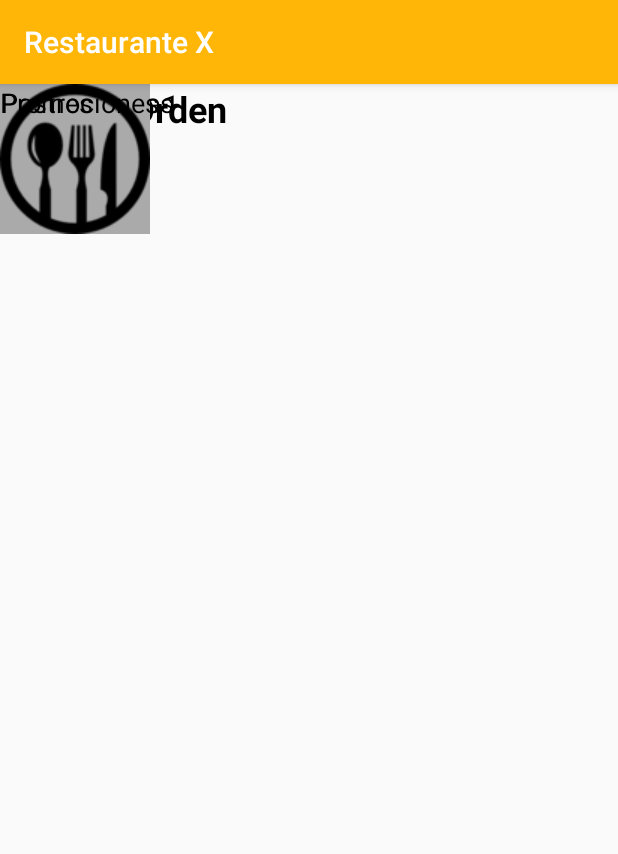
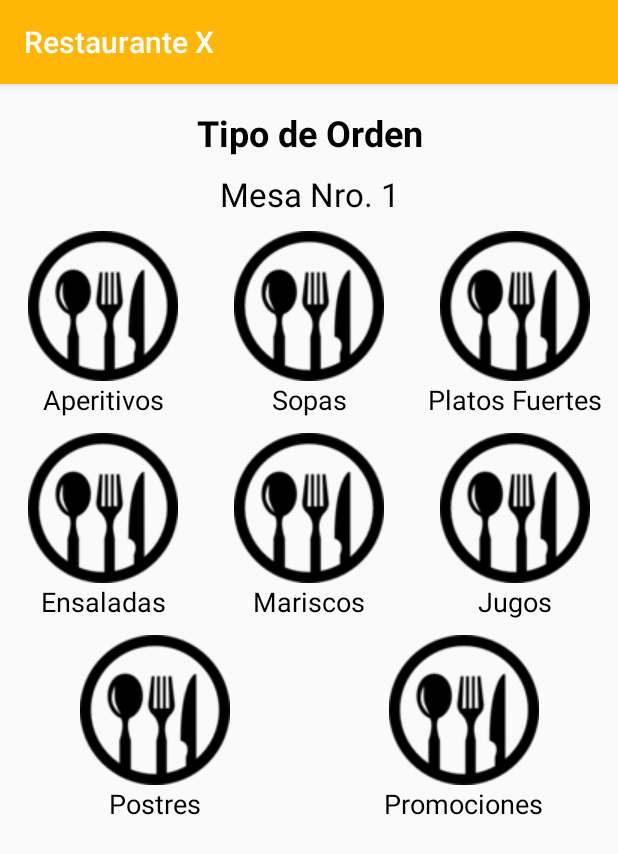
Before and after one commit to Alex-Xavier99/SGO_Mesero, an Android app: the ActivityIngresarDatosFact screen opened directly, with no data from a screen before it, after a tap on "INGRESAR ORDEN", on a phone screen of 412 x 824 dp. Shown: the top 854 px of the screen. Run offline under Robolectric (Android 15) with nearby library versions, the phone set to English and light mode, and no system bars.

Commit message:
Se crearon las activitys de mesa, tipo de orden

```diff
--- a/app/src/main/java/com/example/sgomesero/ActivityIngresarDatosFact.java
+++ b/app/src/main/java/com/example/sgomesero/ActivityIngresarDatosFact.java
@@ -19,23 +19,25 @@ public class ActivityIngresarDatosFact extends AppCompatActivity {
         super.onCreate(savedInstanceState);
         setContentView(R.layout.activity_ingresar_datos_fact);
 
-        subtitle = (TextView)findViewById(R.id.txtview_nromesa);
-        razonsocial = (EditText)findViewById(R.id.txt_razonsocial);
-        cedula = (EditText)findViewById(R.id.txt_cedula);
-        direccion = (EditText)findViewById(R.id.txt_direccion);
-        telefono = (EditText)findViewById(R.id.txt_telefono);
-        correo = (EditText)findViewById(R.id.txt_correo);
+        subtitle = (TextView)findViewById(R.id.txtview_nromesa);//Subtitulo de la activity
+        razonsocial = (EditText)findViewById(R.id.txt_razonsocial);//Servira para ingresar leer los datos de razon social
+        cedula = (EditText)findViewById(R.id.txt_cedula);//Servira para leer el dato de cedula
+        direccion = (EditText)findViewById(R.id.txt_direccion);//Servira para leer los datos ingresados de la direccion
+        telefono = (EditText)findViewById(R.id.txt_telefono);//Servira para leer los datos del telefono
+        correo = (EditText)findViewById(R.id.txt_correo);//Servira para leer los datos del correo
 
         subti = getIntent().getStringExtra("m1");
         subtitle.setText(subti);
     }
 
+    //Metodo para ingresar las ordenes
     public void IngresarOrden(View view){
         Intent orden = new Intent(this,ActivityTipoOrden.class);
-        orden.putExtra("m1",subti);
+        orden.putExtra("m1",subti);//Se envia el nombre de la mesa a la siguiente activity
         startActivity(orden);
         finish();
     }
+    //Metodo en el caso de aplastar en el boton de regreso
     @Override
     public  void onBackPressed(){
         Intent principal = new Intent(this,MainActivity.class);
--- a/app/src/main/res/layout/activity_tipo_orden.xml
+++ b/app/src/main/res/layout/activity_tipo_orden.xml
@@ -13,12 +13,15 @@
         android:layout_alignParentTop="true"
         android:layout_alignParentEnd="false"
         android:layout_centerHorizontal="true"
-        android:layout_marginTop="24dp"
+        android:layout_marginTop="16dp"
         android:gravity="center"
         android:text="@string/txt_title3"
         android:textColor="@android:color/black"
         android:textSize="24sp"
-        android:textStyle="bold" />
+        android:textStyle="bold"
+        app:layout_constraintEnd_toEndOf="parent"
+        app:layout_constraintStart_toStartOf="parent"
+        app:layout_constraintTop_toTopOf="parent" />
 
     <TextView
         android:id="@+id/txtview_subtitle"
@@ -26,21 +29,30 @@
         android:layout_height="wrap_content"
         android:layout_alignParentTop="true"
         android:layout_centerHorizontal="true"
-        android:layout_marginTop="60dp"
+        android:layout_marginTop="10dp"
         android:gravity="center"
         android:text="@string/txt_subtitle"
         android:textColor="@android:color/black"
-        android:textSize="22sp" />
+        android:textSize="22sp"
+        app:layout_constraintEnd_toEndOf="parent"
+        app:layout_constraintStart_toStartOf="parent"
+        app:layout_constraintTop_toBottomOf="@+id/txtview_title" />
+
+    <TableRow
+        android:id="@+id/tableRow4"
+        android:layout_width="0dp"
+        android:layout_height="wrap_content"
+        android:layout_marginTop="10dp"
+        app:layout_constraintEnd_toEndOf="parent"
+        app:layout_constraintStart_toStartOf="parent"
+        app:layout_constraintTop_toBottomOf="@+id/txtview_subtitle">
 
         <ImageButton
             android:id="@+id/img_aperitivo"
             android:layout_width="100dp"
-        android:layout_height="100dp"
-        android:layout_alignParentStart="true"
-        android:layout_alignParentTop="true"
-        android:layout_marginStart="19dp"
-        android:layout_marginTop="102dp"
-        android:background="@android:color/darker_gray"
+            android:layout_height="wrap_content"
+            android:layout_weight="1"
+            android:background="@android:color/transparent"
             android:contentDescription="@string/txt_aperitivos"
             app:srcCompat="@drawable/dishuno" />
 
@@ -48,10 +60,8 @@
             android:id="@+id/img_sopa"
             android:layout_width="100dp"
             android:layout_height="100dp"
-        android:layout_alignParentTop="true"
-        android:layout_centerHorizontal="true"
-        android:layout_marginTop="102dp"
-        android:background="@android:color/darker_gray"
+            android:layout_weight="1"
+            android:background="@android:color/transparent"
             android:contentDescription="@string/txt_sopas"
             app:srcCompat="@drawable/dishuno" />
 
@@ -59,22 +69,28 @@
             android:id="@+id/img_fuerte"
             android:layout_width="100dp"
             android:layout_height="100dp"
-        android:layout_alignParentTop="true"
-        android:layout_alignParentEnd="true"
-        android:layout_marginTop="102dp"
-        android:layout_marginEnd="19dp"
-        android:background="@android:color/darker_gray"
+            android:layout_weight="1"
+            android:background="@android:color/transparent"
             android:contentDescription="@string/txt_plfuertes"
             app:srcCompat="@drawable/dishuno" />
 
+    </TableRow>
+
+    <TableRow
+        android:id="@+id/tableRow2"
+        android:layout_width="0dp"
+        android:layout_height="wrap_content"
+        android:orientation="horizontal"
+        app:layout_constraintEnd_toEndOf="parent"
+        app:layout_constraintHorizontal_bias="0.493"
+        app:layout_constraintStart_toStartOf="parent"
+        app:layout_constraintTop_toBottomOf="@+id/tableRow4">
+
         <TextView
             android:id="@+id/txtview_apert"
-        android:layout_width="wrap_content"
+            android:layout_width="0dp"
             android:layout_height="wrap_content"
-        android:layout_alignParentStart="true"
-        android:layout_alignParentTop="true"
-        android:layout_marginStart="28dp"
-        android:layout_marginTop="205dp"
+            android:layout_weight="1"
             android:gravity="center"
             android:text="@string/txt_aperitivos"
             android:textColor="@android:color/black"
@@ -82,11 +98,9 @@
 
         <TextView
             android:id="@+id/txtview_sopa"
-        android:layout_width="wrap_content"
+            android:layout_width="0dp"
             android:layout_height="wrap_content"
-        android:layout_alignParentTop="true"
-        android:layout_centerHorizontal="true"
-        android:layout_marginTop="205dp"
+            android:layout_weight="1"
             android:gravity="center"
             android:text="@string/txt_sopas"
             android:textColor="@android:color/black"
@@ -94,26 +108,31 @@
 
         <TextView
             android:id="@+id/txtview_fuertes"
-        android:layout_width="wrap_content"
+            android:layout_width="0dp"
             android:layout_height="wrap_content"
-        android:layout_alignParentTop="true"
-        android:layout_alignParentEnd="true"
-        android:layout_marginTop="205dp"
-        android:layout_marginEnd="10dp"
+            android:layout_weight="1"
             android:gravity="center"
             android:text="@string/txt_plfuertes"
             android:textColor="@android:color/black"
             android:textSize="18sp" />
 
+    </TableRow>
+
+    <TableRow
+        android:id="@+id/tableRow6"
+        android:layout_width="0dp"
+        android:layout_height="wrap_content"
+        android:layout_marginTop="10dp"
+        app:layout_constraintEnd_toEndOf="parent"
+        app:layout_constraintStart_toStartOf="parent"
+        app:layout_constraintTop_toBottomOf="@+id/tableRow2">
+
         <ImageButton
             android:id="@+id/img_ensalada"
             android:layout_width="100dp"
             android:layout_height="100dp"
-        android:layout_alignParentStart="true"
-        android:layout_alignParentTop="true"
-        android:layout_marginStart="19dp"
-        android:layout_marginTop="245dp"
-        android:background="@android:color/darker_gray"
+            android:layout_weight="1"
+            android:background="@android:color/transparent"
             android:contentDescription="@string/txt_ensalada"
             app:srcCompat="@drawable/dishuno" />
 
@@ -121,10 +140,8 @@
             android:id="@+id/img_marisco"
             android:layout_width="100dp"
             android:layout_height="100dp"
-        android:layout_alignParentTop="true"
-        android:layout_centerHorizontal="true"
-        android:layout_marginTop="245dp"
-        android:background="@android:color/darker_gray"
+            android:layout_weight="1"
+            android:background="@android:color/transparent"
             android:contentDescription="@string/txt_mariscos"
             app:srcCompat="@drawable/dishuno" />
 
@@ -132,22 +149,26 @@
             android:id="@+id/img_jugo"
             android:layout_width="100dp"
             android:layout_height="100dp"
-        android:layout_alignParentTop="true"
-        android:layout_alignParentEnd="true"
-        android:layout_marginTop="245dp"
-        android:layout_marginEnd="19dp"
-        android:background="@android:color/darker_gray"
+            android:layout_weight="1"
+            android:background="@android:color/transparent"
             android:contentDescription="@string/txt_jugos"
             app:srcCompat="@drawable/dishuno" />
 
+    </TableRow>
+
+    <TableRow
+        android:id="@+id/tableRow7"
+        android:layout_width="0dp"
+        android:layout_height="wrap_content"
+        app:layout_constraintEnd_toEndOf="parent"
+        app:layout_constraintStart_toStartOf="parent"
+        app:layout_constraintTop_toBottomOf="@+id/tableRow6">
+
         <TextView
             android:id="@+id/txtview_ensalada"
-        android:layout_width="wrap_content"
+            android:layout_width="0dp"
             android:layout_height="wrap_content"
-        android:layout_alignParentStart="true"
-        android:layout_alignParentTop="true"
-        android:layout_marginStart="28dp"
-        android:layout_marginTop="345dp"
+            android:layout_weight="1"
             android:gravity="center"
             android:text="@string/txt_ensalada"
             android:textColor="@android:color/black"
@@ -155,11 +176,9 @@
 
         <TextView
             android:id="@+id/txtview_marisco"
-        android:layout_width="wrap_content"
+            android:layout_width="0dp"
             android:layout_height="wrap_content"
-        android:layout_alignParentTop="true"
-        android:layout_centerHorizontal="true"
-        android:layout_marginTop="345dp"
+            android:layout_weight="1"
             android:gravity="center"
             android:text="@string/txt_mariscos"
             android:textColor="@android:color/black"
@@ -167,26 +186,32 @@
 
         <TextView
             android:id="@+id/txtview_jugo"
-        android:layout_width="wrap_content"
+            android:layout_width="0dp"
             android:layout_height="wrap_content"
-        android:layout_alignParentTop="true"
-        android:layout_alignParentEnd="true"
-        android:layout_marginTop="345dp"
-        android:layout_marginEnd="45dp"
+            android:layout_weight="1"
             android:gravity="center"
             android:text="@string/txt_jugos"
             android:textColor="@android:color/black"
             android:textSize="18sp" />
 
+    </TableRow>
+
+    <TableRow
+        android:id="@+id/tableRow3"
+        android:layout_width="0dp"
+        android:layout_height="wrap_content"
+        android:layout_marginTop="10dp"
+        android:orientation="horizontal"
+        app:layout_constraintEnd_toEndOf="parent"
+        app:layout_constraintStart_toStartOf="parent"
+        app:layout_constraintTop_toBottomOf="@+id/tableRow7">
+
         <ImageButton
             android:id="@+id/img_postre"
             android:layout_width="100dp"
             android:layout_height="100dp"
-        android:layout_alignParentStart="true"
-        android:layout_alignParentTop="true"
-        android:layout_marginStart="19dp"
-        android:layout_marginTop="385dp"
-        android:background="@android:color/darker_gray"
+            android:layout_weight="1"
+            android:background="@android:color/transparent"
             android:contentDescription="@string/txt_postres"
             app:srcCompat="@drawable/dishuno" />
 
@@ -194,21 +219,27 @@
             android:id="@+id/img_promo"
             android:layout_width="100dp"
             android:layout_height="100dp"
-        android:layout_alignParentTop="true"
-        android:layout_centerHorizontal="true"
-        android:layout_marginTop="385dp"
-        android:background="@android:color/darker_gray"
+            android:layout_weight="1"
+            android:background="@android:color/transparent"
             android:contentDescription="@string/txt_promociones"
             app:srcCompat="@drawable/dishuno" />
 
+    </TableRow>
+
+    <TableRow
+        android:id="@+id/tableRow5"
+        android:layout_width="0dp"
+        android:layout_height="wrap_content"
+        android:orientation="horizontal"
+        app:layout_constraintEnd_toEndOf="parent"
+        app:layout_constraintStart_toStartOf="parent"
+        app:layout_constraintTop_toBottomOf="@+id/tableRow3">
+
         <TextView
             android:id="@+id/txtview_postre"
-        android:layout_width="wrap_content"
+            android:layout_width="0dp"
             android:layout_height="wrap_content"
-        android:layout_alignParentStart="true"
-        android:layout_alignParentTop="true"
-        android:layout_marginStart="38dp"
-        android:layout_marginTop="488dp"
+            android:layout_weight="1"
             android:gravity="center"
             android:text="@string/txt_postres"
             android:textColor="@android:color/black"
@@ -216,13 +247,14 @@
 
         <TextView
             android:id="@+id/txtview_promo"
-        android:layout_width="wrap_content"
+            android:layout_width="0dp"
             android:layout_height="wrap_content"
-        android:layout_alignParentTop="true"
-        android:layout_centerHorizontal="true"
-        android:layout_marginTop="488dp"
+            android:layout_weight="1"
             android:gravity="center"
             android:text="@string/txt_promociones"
             android:textColor="@android:color/black"
             android:textSize="18sp" />
+
+    </TableRow>
+
 </androidx.constraintlayout.widget.ConstraintLayout>
--- a/app/src/main/res/values/strings.xml
+++ b/app/src/main/res/values/strings.xml
@@ -1,5 +1,8 @@
 <resources>
     <string name="app_name">Restaurante X</string>
+    <string name="txt_title">#Mesa</string>
+    <string name="btn_Aceptar">Aceptar</string>
+    <string name="btn_Cancelar">Cancelar</string>
 
     <string name="txt_title2">Ingresar Datos Factura</string>
     <string name="txt_subtitle">Mesa Nro. 1</string>
```
Also changed, not shown: app/src/main/AndroidManifest.xml (+14 -4 lines), app/src/main/java/com/example/sgomesero/ActivitySeleccionMesa.java (+49 -0 lines), app/src/main/res/layout/activity_seleccion_mesa.xml (+51 -0 lines), app/src/main/res/layout/spinmesaselct.xml (added, +9 -0 lines). Lines whose indentation alone changed are shown as unchanged.
